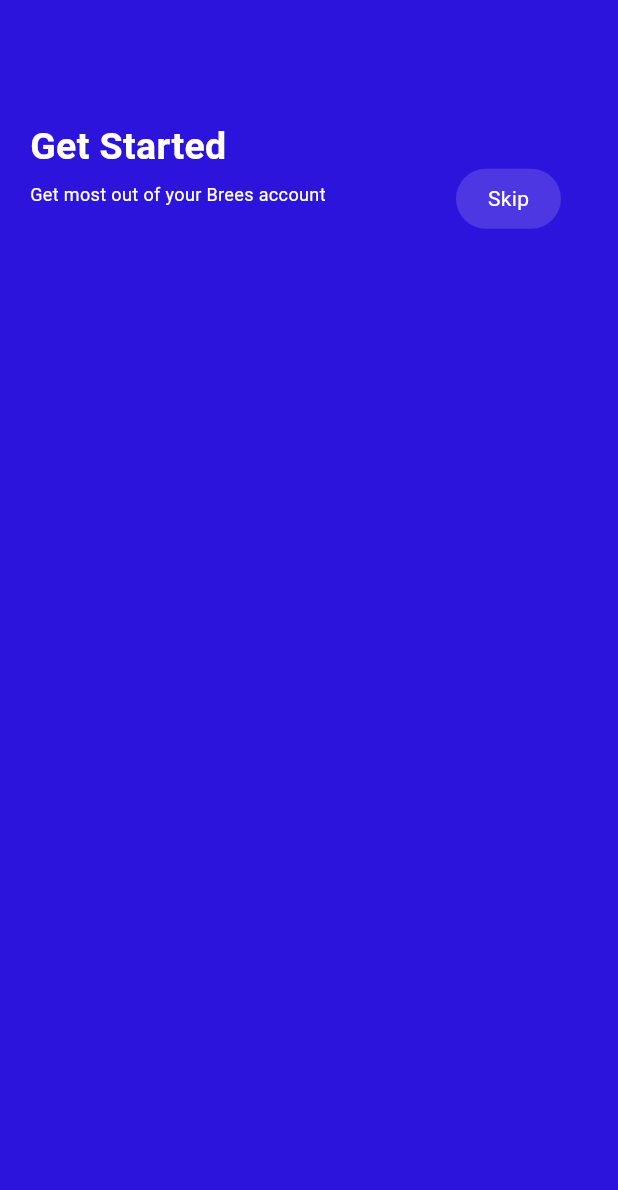
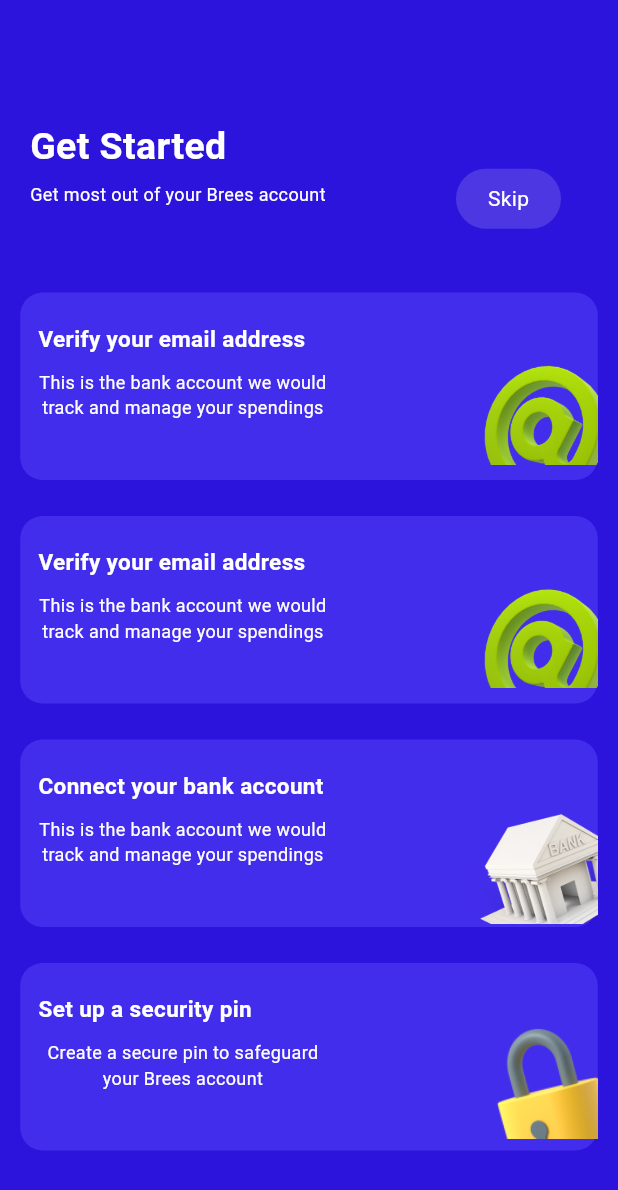
Before and after one commit to bankoleifeoluwa/fintech_mobile, a Flutter app: the screen it shows after launch, on a phone screen of 412 x 824 dp. Shown: the top 1190 px of the screen. Run offline on Flutter 3.47's test engine with Material 3 defaults, Android fonts, the phone set to English and light mode, and no system bars.

Commit message:
working on the 'get started' page

```diff
--- a/lib/misc/get_started_model.dart
+++ b/lib/misc/get_started_model.dart
@@ -0,0 +1,70 @@
+// ignore_for_file: public_member_api_docs, sort_constructors_first
+import 'package:flutter/material.dart';
+
+class GetStartedCardWidget extends StatelessWidget {
+  String header;
+  String text;
+  String image;
+
+  GetStartedCardWidget({
+    Key? key,
+    required this.header,
+    required this.text,
+    required this.image,
+  }) : super(key: key);
+
+  @override
+  Widget build(BuildContext context) {
+    return Container(
+      width: 385,
+      height: 125,
+      decoration: BoxDecoration(
+        color: Color.fromARGB(255, 67, 45, 236),
+        borderRadius: BorderRadius.circular(15),
+      ),
+      child: Padding(
+        padding: const EdgeInsets.only(left: 12.0, top: 20),
+        child: Row(
+          children: [
+            Column(
+              crossAxisAlignment: CrossAxisAlignment.start,
+              children: [
+                Text(
+                  header,
+                  style: TextStyle(
+                      fontSize: 15,
+                      fontWeight: FontWeight.bold,
+                      color: Colors.white),
+                ),
+                SizedBox(height: 10),
+                Container(
+                  width: 193,
+                  height: 60,
+                  child: Text(
+                    text,
+                    textAlign: TextAlign.center,
+                    style: TextStyle(
+                        color: Colors.white,
+                        fontSize: 12,
+                        fontWeight: FontWeight.w400),
+                  ),
+                )
+              ],
+            ),
+            SizedBox(width: 80),
+            SizedBox(
+              height: 125,
+              width: 100,
+              child: Positioned(
+                bottom: 0,
+                child: Image.asset(
+                  image,
+                ),
+              ),
+            )
+          ],
+        ),
+      ),
+    );
+  }
+}
--- a/lib/screens/get_started.dart
+++ b/lib/screens/get_started.dart
@@ -1,4 +1,5 @@
 //44 20 221
+import 'package:fintech_mobile/misc/get_started_model.dart';
 import 'package:flutter/material.dart';
 
 class GetStartedPage extends StatelessWidget {
@@ -59,7 +60,30 @@
                   ),
                 ),
               ],
-            )
+            ),
+            SizedBox(height: 10),
+            GetStartedCardWidget(
+                header: 'Verify your email address',
+                text:
+                    'This is the bank account we would track and manage your spendings',
+                image: 'lib/assets/email.png'),
+            SizedBox(height: 24),
+            GetStartedCardWidget(
+                header: 'Verify your email address',
+                text:
+                    'This is the bank account we would track and manage your spendings',
+                image: 'lib/assets/email.png'),
+            SizedBox(height: 24),
+            GetStartedCardWidget(
+                header: 'Connect your bank account',
+                text:
+                    'This is the bank account we would track and manage your spendings',
+                image: 'lib/assets/rotate house.png'),
+            SizedBox(height: 24),
+            GetStartedCardWidget(
+                header: 'Set up a security pin',
+                text: 'Create a secure pin to safeguard your Brees account',
+                image: 'lib/assets/padlock.png'),
           ],
         ),
       ),
```
Also changed, not shown: lib/assets/email.png (added), lib/assets/padlock.png (added), lib/assets/rotate house.png (added).
